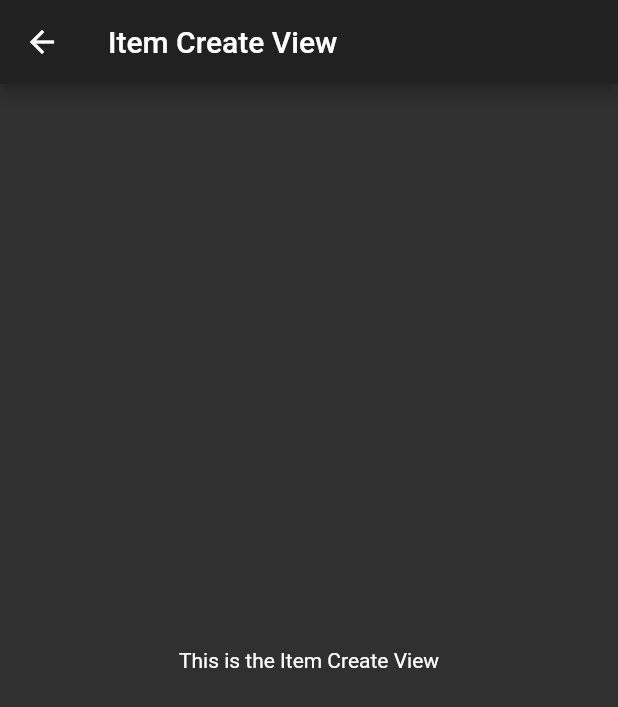
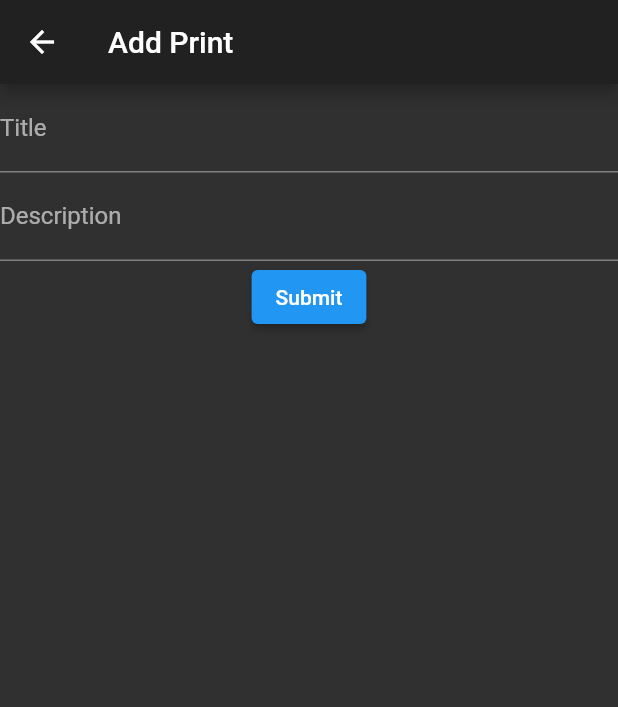
Before and after one commit to RetroJect/3D-Print-Manager, a Flutter app: the screen it shows once a user with an empty profile is signed in, after a tap on the "add" icon, on a phone screen of 412 x 824 dp. Shown: the top 707 px of the screen. Run offline on Flutter 3.47's test engine with Material 2 defaults, Android fonts, the phone set to English and light mode, and no system bars; our stand-ins replace cloud_firestore, firebase_auth, firebase_core, flutter_signin_button, google_sign_in; accounts and stored records are empty.

Commit message:
Add basic item creation form

```diff
--- a/lib/main.dart
+++ b/lib/main.dart
@@ -1,6 +1,7 @@
 import 'package:firebase_auth/firebase_auth.dart';
 import 'package:flutter/material.dart';
 import 'package:firebase_core/firebase_core.dart';
+import 'package:cloud_firestore/cloud_firestore.dart';
 import 'package:print_manager_3d/signIn.dart';
 import 'package:print_manager_3d/mainView.dart';
 
@@ -148,12 +149,68 @@ class ItemEditView extends StatelessWidget {
 class ItemCreateView extends StatelessWidget {
   @override
   Widget build(BuildContext context) {
+    final GlobalKey<FormState> _formKey = GlobalKey<FormState>();
+
+    final TextEditingController titleController = TextEditingController();
+    final TextEditingController descriptionController = TextEditingController();
+
+    final CollectionReference items =
+        FirebaseFirestore.instance.collection('items');
+
     return Scaffold(
       appBar: AppBar(
-        title: Text("Item Create View"),
+        title: Text("Add Print"),
       ),
-      body: Center(
-        child: Text("This is the Item Create View"),
+      body: Form(
+        key: _formKey,
+        child: Column(
+          children: [
+            TextFormField(
+              controller: titleController,
+              decoration: InputDecoration(
+                hintText: "The name of the printed item",
+                labelText: "Title",
+              ),
+              validator: (value) {
+                if (value == null || value.isEmpty)
+                  return 'Please enter a Title';
+                return null;
+              },
+            ),
+            TextFormField(
+              controller: descriptionController,
+              decoration: InputDecoration(
+                hintText: "A short description of the object",
+                labelText: "Description",
+              ),
+              validator: (value) {
+                if (value == null || value.isEmpty)
+                  return 'Please enter a Description';
+                return null;
+              },
+            ),
+            ElevatedButton(
+              onPressed: () {
+                if (_formKey.currentState.validate()) {
+                  items.add({
+                    'userid': _auth.currentUser.uid,
+                    'title': titleController.text,
+                    'description': descriptionController.text,
+                  }).then((value) {
+                    ScaffoldMessenger.of(context)
+                        .showSnackBar(SnackBar(content: Text("Print created")));
+                    Navigator.pop(context);
+                  }).catchError((error) {
+                    print(error);
+                    ScaffoldMessenger.of(context).showSnackBar(SnackBar(
+                        content: Text('Something went wrong, try again soon')));
+                  });
+                }
+              },
+              child: Text('Submit'),
+            )
+          ],
+        ),
       ),
     );
   }
--- a/lib/mainView.dart
+++ b/lib/mainView.dart
@@ -10,7 +10,7 @@ class MainView extends StatelessWidget {
   Widget build(BuildContext context) {
     return Scaffold(
       appBar: AppBar(
-        title: Text("Main View"),
+        title: Text("Your Prints"),
         actions: [
           Builder(
             builder: (context) {
@@ -23,9 +23,7 @@ class MainView extends StatelessWidget {
           )
         ],
       ),
-      body: Center(
-        child: Text("This is the main view"),
-      ),
+      body: PrintsList(),
       floatingActionButton: FloatingActionButton(
         onPressed: () => Navigator.pushNamed(context, "/ItemCreate"),
         child: Icon(Icons.add),
@@ -45,18 +43,36 @@ class PrintsList extends StatelessWidget {
     return StreamBuilder(
       stream: userItems,
       builder: (BuildContext context, AsyncSnapshot snapshot) {
-        if (!snapshot.hasData) return Text("Fetching your projects...");
+        if (snapshot.hasError)
+          return Center(
+            child: Text("Sorry, something went wrong"),
+          );
 
-        return ListView(
-          children: snapshot.data.docs.map((document) {
-            return ListTile(
-              leading: FlutterLogo(
-                size: 56.0,
+        if (!snapshot.hasData || snapshot.data.docs.length == 0)
+          return Center(
+            child: RichText(
+              text: TextSpan(children: [
+                TextSpan(text: "Tap the "),
+                WidgetSpan(child: Icon(Icons.add)),
+                TextSpan(text: " to get started!")
+              ]),
+            ),
+          );
+
+        List items = snapshot.data.docs;
+        return ListView.builder(
+          itemCount: items.length,
+          itemBuilder: (BuildContext context, int index) {
+            return Card(
+              child: ListTile(
+                leading: FlutterLogo(
+                  size: 56.0,
+                ),
+                title: Text(items[index]["title"]),
+                subtitle: Text(items[index]["description"]),
               ),
-              title: Text(document["title"]),
-              subtitle: Text(document["description"]),
             );
-          }).toList(),
+          },
         );
       },
     );
```
Also changed, not shown: 1 other file.
